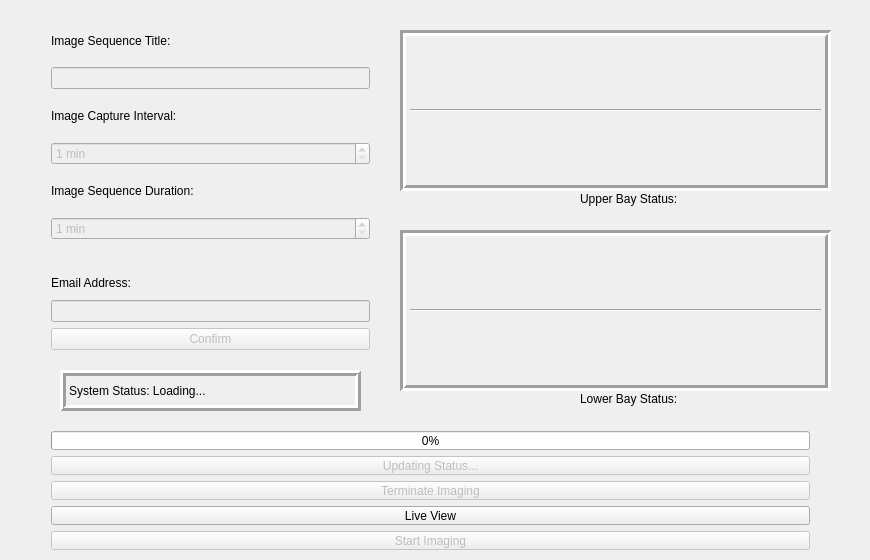
CoSE-Jerry/ABCD, file _ui/Demo.ui: the form before one commit.
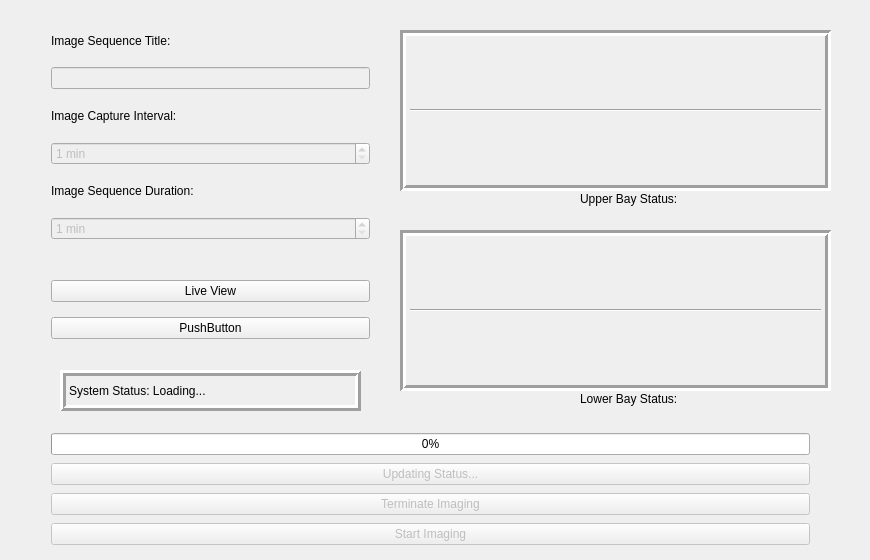
The form after the commit. Icons and pictures are not drawn.

The edit to the form file:
```diff
--- a/_ui/Demo.ui
+++ b/_ui/Demo.ui
@@ -610,29 +610,19 @@
     </property>
     <layout class="QVBoxLayout" name="verticalLayout">
      <item>
-      <widget class="QLabel" name="email_label">
+      <widget class="QPushButton" name="Start_Live">
+       <property name="enabled">
+        <bool>true</bool>
+       </property>
        <property name="text">
-        <string>Email Address:</string>
+        <string>Live View</string>
        </property>
       </widget>
      </item>
      <item>
-      <widget class="QLineEdit" name="email_edit">
-       <property name="enabled">
-        <bool>false</bool>
-       </property>
-      </widget>
-     </item>
-     <item>
-      <widget class="QPushButton" name="confirm_email">
-       <property name="enabled">
-        <bool>false</bool>
-       </property>
+      <widget class="QPushButton" name="Test_Capture">
        <property name="text">
-        <string>Confirm</string>
-       </property>
-       <property name="checkable">
-        <bool>false</bool>
+        <string>PushButton</string>
        </property>
       </widget>
      </item>
@@ -681,16 +671,6 @@
        </property>
       </widget>
      </item>
-     <item>
-      <widget class="QPushButton" name="Start_Live">
-       <property name="enabled">
-        <bool>true</bool>
-       </property>
-       <property name="text">
-        <string>Live View</string>
-       </property>
-      </widget>
-     </item>
      <item>
       <widget class="QPushButton" name="Start_Imaging">
        <property name="enabled">
```
